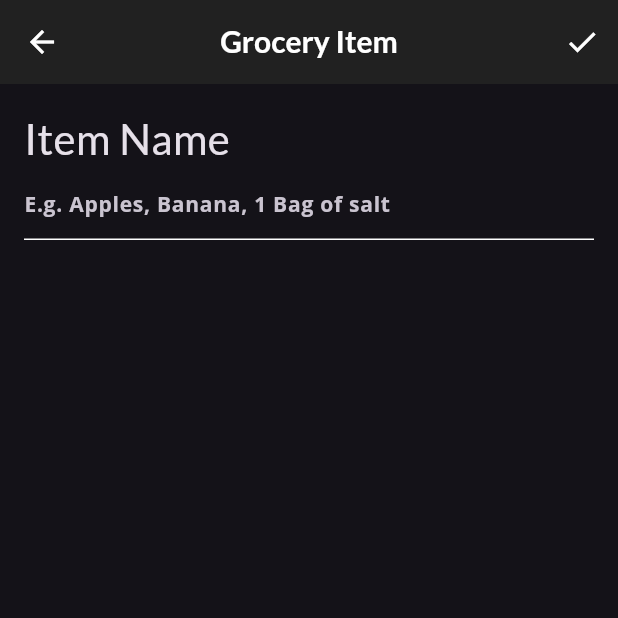
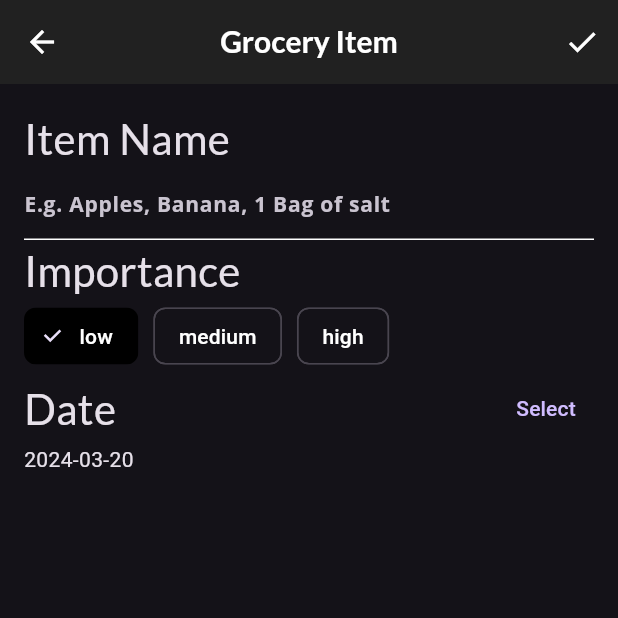
Before and after one commit to oladejomubarak/Fooderlich, a Flutter app: the screen it shows after launch, item 3 of the bottom bar chosen, after a tap on the "add" icon, on a phone screen of 412 x 824 dp, the top half of it. Run offline on Flutter 3.47's test engine with Material 3 defaults, Android fonts, the phone set to English and light mode, and no system bars; our stand-ins replace flutter_colorpicker, google_fonts.

Commit message:
adding items to screen

```diff
--- a/lib/screens/grocery_item_screen.dart
+++ b/lib/screens/grocery_item_screen.dart
@@ -90,7 +90,9 @@ class _GroceryItemScreenState extends State<GroceryItemScreen> {
             // TODO 13: Add name TextField
             buildNameField(),
             // TODO 14: Add Importance selection
+            buildImportanceField(),
             // TODO 15: Add date picker
+            buildDateField(context),
             // TODO 16: Add time picker
             // TODO 17: Add color picker
             // TODO 18: Add slider
@@ -127,4 +129,90 @@ class _GroceryItemScreenState extends State<GroceryItemScreen> {
           ),),
       ],);
   }
+  Widget buildImportanceField() {
+    // 1
+    return Column(
+      crossAxisAlignment: CrossAxisAlignment.start,
+      children: [
+      // 2
+      Text('Importance', style: GoogleFonts.lato(fontSize:
+    28.0),),
+    // 3
+    Wrap(
+    spacing: 10.0,
+    children: [
+    // 4
+    ChoiceChip(
+    // 5
+    selectedColor: Colors.black,
+    // 6
+    selected: _importance == Importance.low,
+    label: const Text(
+    'low',
+    style: TextStyle(color: Colors.white),),
+    // 7
+    onSelected: (selected) {
+    setState(() => _importance = Importance.low);
+    },),
+    ChoiceChip(
+    selectedColor: Colors.black,
+    selected: _importance == Importance.medium,
+    label: const Text(
+    'medium',
+    style: TextStyle(color: Colors.white),),
+    onSelected: (selected) {
+    setState(() => _importance = Importance.medium);
+    },),
+    ChoiceChip(
+    selectedColor: Colors.black,
+    selected: _importance == Importance.high,
+    label: const Text(
+    'high',
+    style: TextStyle(color: Colors.white),),
+      onSelected: (selected) {
+        setState(() => _importance = Importance.high);
+      },),
+    ],)
+      ],);
+  }
+
+  Widget buildDateField(BuildContext context) {
+    // 1
+    return Column(
+      crossAxisAlignment: CrossAxisAlignment.start,
+      children: [
+      // 2
+      Row(
+      // 3
+      mainAxisAlignment: MainAxisAlignment.spaceBetween,
+      children: [
+      // 4
+      Text('Date', style: GoogleFonts.lato(fontSize:
+    28.0),),
+    // 5
+    TextButton(
+    child: const Text('Select'),
+    // 6
+    onPressed: () async {
+    final currentDate = DateTime.now();
+    // 7
+    final selectedDate = await showDatePicker(
+    context: context,
+    initialDate: currentDate,
+    firstDate: currentDate,
+    lastDate: DateTime(currentDate.year + 5),
+    );
+    // 8
+    setState(() {
+      if (selectedDate != null) {
+        _dueDate = selectedDate;
+      }
+    });
+    },),
+      ],),
+        // 9
+        if (_dueDate != null)
+          Text('${DateFormat('yyyy-MM-dd').format(_dueDate)}'),
+      ],);
+  }
 }
```
